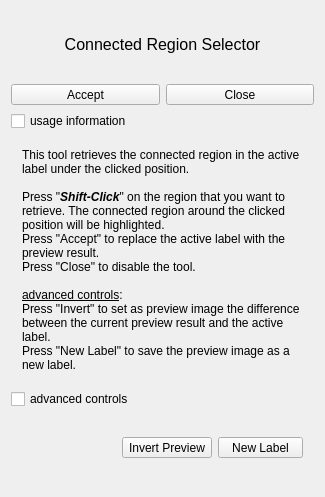
This is Modules/SegmentationUI/Qmitk/QmitkConnectedRegionSelectorTool3DGUIControls.ui in MITK/MITK as Qt 5 draws it before an edit. The edited form follows.
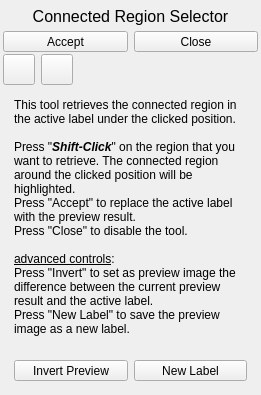
This is the edited form. Icons and pictures are not drawn.

Commit message:
added tool buttons for help and advanced tools
fixed some layouts by removing vertical spacers

```diff
--- a/Modules/SegmentationUI/Qmitk/QmitkConnectedRegionSelectorTool3DGUIControls.ui
+++ b/Modules/SegmentationUI/Qmitk/QmitkConnectedRegionSelectorTool3DGUIControls.ui
@@ -6,8 +6,8 @@
    <rect>
     <x>0</x>
     <y>0</y>
-    <width>325</width>
-    <height>497</height>
+    <width>261</width>
+    <height>395</height>
    </rect>
   </property>
   <property name="sizePolicy">
@@ -29,6 +29,12 @@
    <string/>
   </property>
   <layout class="QVBoxLayout" name="verticalLayout_2">
+   <property name="spacing">
+    <number>2</number>
+   </property>
+   <property name="margin">
+    <number>3</number>
+   </property>
    <item>
     <widget class="QLabel" name="label">
      <property name="font">
@@ -131,11 +137,61 @@
     </layout>
    </item>
    <item>
-    <widget class="QCheckBox" name="m_cbShowInformation">
-     <property name="text">
-      <string>usage information</string>
-     </property>
-    </widget>
+    <layout class="QHBoxLayout" name="horizontalLayout_5">
+     <item>
+      <widget class="QToolButton" name="m_pbShowInformation">
+       <property name="text">
+        <string/>
+       </property>
+       <property name="icon">
+        <iconset resource="../resources/SegmentationUI.qrc">
+         <normaloff>:/Qmitk/Help_48x48.png</normaloff>:/Qmitk/Help_48x48.png</iconset>
+       </property>
+       <property name="iconSize">
+        <size>
+         <width>24</width>
+         <height>24</height>
+        </size>
+       </property>
+       <property name="checkable">
+        <bool>true</bool>
+       </property>
+      </widget>
+     </item>
+     <item>
+      <widget class="QToolButton" name="m_pbShowAdvancedTools">
+       <property name="text">
+        <string/>
+       </property>
+       <property name="icon">
+        <iconset resource="../resources/SegmentationUI.qrc">
+         <normaloff>:/Qmitk/AdvancedTools.png</normaloff>:/Qmitk/AdvancedTools.png</iconset>
+       </property>
+       <property name="iconSize">
+        <size>
+         <width>24</width>
+         <height>24</height>
+        </size>
+       </property>
+       <property name="checkable">
+        <bool>true</bool>
+       </property>
+      </widget>
+     </item>
+     <item>
+      <spacer name="horizontalSpacer_3">
+       <property name="orientation">
+        <enum>Qt::Horizontal</enum>
+       </property>
+       <property name="sizeHint" stdset="0">
+        <size>
+         <width>40</width>
+         <height>20</height>
+        </size>
+       </property>
+      </spacer>
+     </item>
+    </layout>
    </item>
    <item>
     <widget class="QWidget" name="m_InformationWidget" native="true">
@@ -174,38 +230,18 @@
      </layout>
     </widget>
    </item>
-   <item>
-    <widget class="QCheckBox" name="m_cbShowAdvancedControls">
-     <property name="text">
-      <string>advanced controls</string>
-     </property>
-    </widget>
-   </item>
    <item>
     <widget class="QWidget" name="m_AdvancedControlsWidget" native="true">
      <layout class="QVBoxLayout" name="verticalLayout">
       <item>
        <layout class="QHBoxLayout" name="horizontalLayout_4">
-        <item>
-         <spacer name="horizontalSpacer">
-          <property name="orientation">
-           <enum>Qt::Horizontal</enum>
-          </property>
-          <property name="sizeHint" stdset="0">
-           <size>
-            <width>40</width>
-            <height>20</height>
-           </size>
-          </property>
-         </spacer>
-        </item>
         <item>
          <widget class="QToolButton" name="m_pbInvertPreview">
           <property name="enabled">
            <bool>true</bool>
           </property>
           <property name="sizePolicy">
-           <sizepolicy hsizetype="Minimum" vsizetype="Fixed">
+           <sizepolicy hsizetype="MinimumExpanding" vsizetype="Fixed">
             <horstretch>0</horstretch>
             <verstretch>0</verstretch>
            </sizepolicy>
@@ -252,7 +288,7 @@
            <bool>true</bool>
           </property>
           <property name="sizePolicy">
-           <sizepolicy hsizetype="Minimum" vsizetype="Fixed">
+           <sizepolicy hsizetype="MinimumExpanding" vsizetype="Fixed">
             <horstretch>0</horstretch>
             <verstretch>0</verstretch>
            </sizepolicy>
@@ -298,22 +334,6 @@
      </layout>
     </widget>
    </item>
-   <item>
-    <spacer name="verticalSpacer">
-     <property name="orientation">
-      <enum>Qt::Vertical</enum>
-     </property>
-     <property name="sizeType">
-      <enum>QSizePolicy::Preferred</enum>
-     </property>
-     <property name="sizeHint" stdset="0">
-      <size>
-       <width>20</width>
-       <height>5</height>
-      </size>
-     </property>
-    </spacer>
-   </item>
   </layout>
  </widget>
  <layoutdefault spacing="6" margin="11"/>
```
The commit also changes 32 other files.
